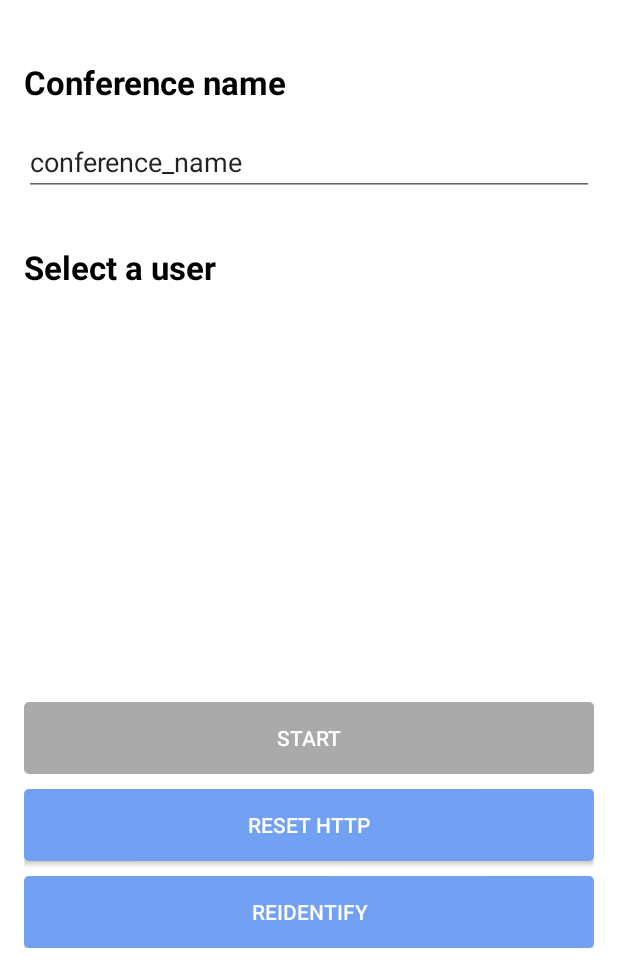
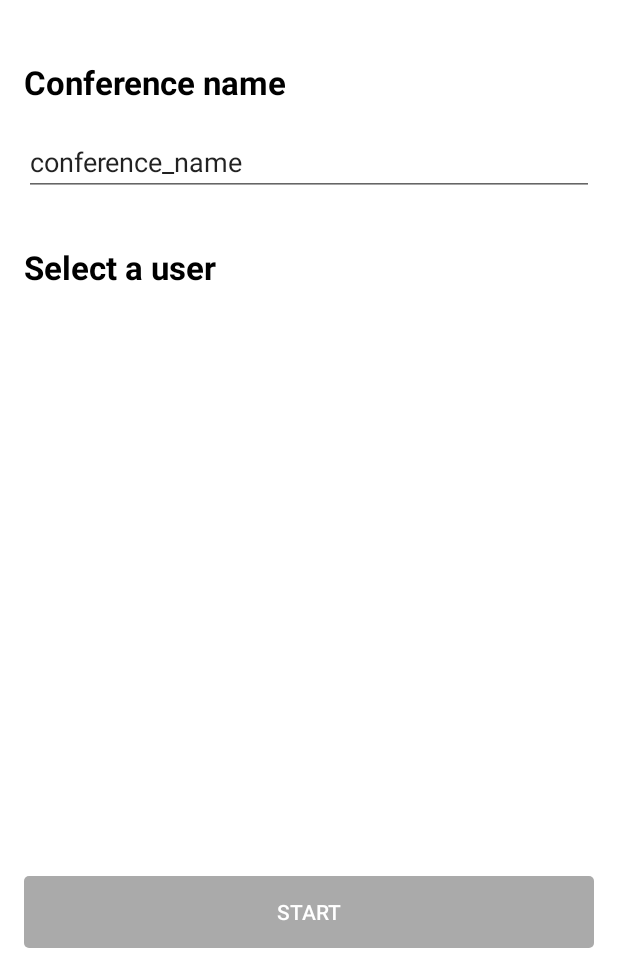
Before and after one commit to voxeet/voxeet-uxkit-android, an Android app: the screen it shows after launch (MainActivity), on a phone screen of 412 x 824 dp, the part 264-1236 px from its top. Run offline under Robolectric (Android 15) with nearby library versions, the phone set to English and light mode, and no system bars; our stand-ins replace ButterKnife, EventBus; libraries missing offline, so code that uses them is left out: com.voxeet.android, eu.codlab.simplepromise, voxeet.com.sdk; 16 statements that could not run were skipped.

Commit message:
remove ui elements

```diff
--- a/app/src/main/res/layout-land/content_main.xml
+++ b/app/src/main/res/layout-land/content_main.xml
@@ -101,16 +101,6 @@
             android:text="@string/join"
             android:textColor="@color/white" />
 
-        <Button
-            android:id="@+id/reset_http"
-            android:layout_width="match_parent"
-            android:layout_height="wrap_content"
-            android:layout_marginTop="10dp"
-            android:background="@drawable/main_activity_button"
-            android:enabled="true"
-            android:text="@string/reset_http"
-            android:textColor="@color/white" />
-
     </LinearLayout>
 
     <!-- <View
--- a/app/src/main/res/layout/content_main.xml
+++ b/app/src/main/res/layout/content_main.xml
@@ -93,25 +93,5 @@
         android:text="@string/join"
         android:textColor="@color/white" />
 
-    <Button
-        android:id="@+id/reset_http"
-        android:layout_width="match_parent"
-        android:layout_height="wrap_content"
-        android:layout_marginTop="10dp"
-        android:background="@drawable/main_activity_button"
-        android:enabled="true"
-        android:text="@string/reset_http"
-        android:textColor="@color/white" />
-
-    <Button
-        android:id="@+id/reidentify"
-        android:layout_width="match_parent"
-        android:layout_height="wrap_content"
-        android:layout_marginTop="10dp"
-        android:background="@drawable/main_activity_button"
-        android:enabled="true"
-        android:text="@string/reidentify"
-        android:textColor="@color/white" />
-
     <requestFocus />
 </LinearLayout>
```
Also changed, not shown: app/build.gradle (+15 -30 lines), app/src/main/java/fr/voxeet/sdk/sample/adapters/ParticipantAdapter.java (deleted, +0 -236 lines).
